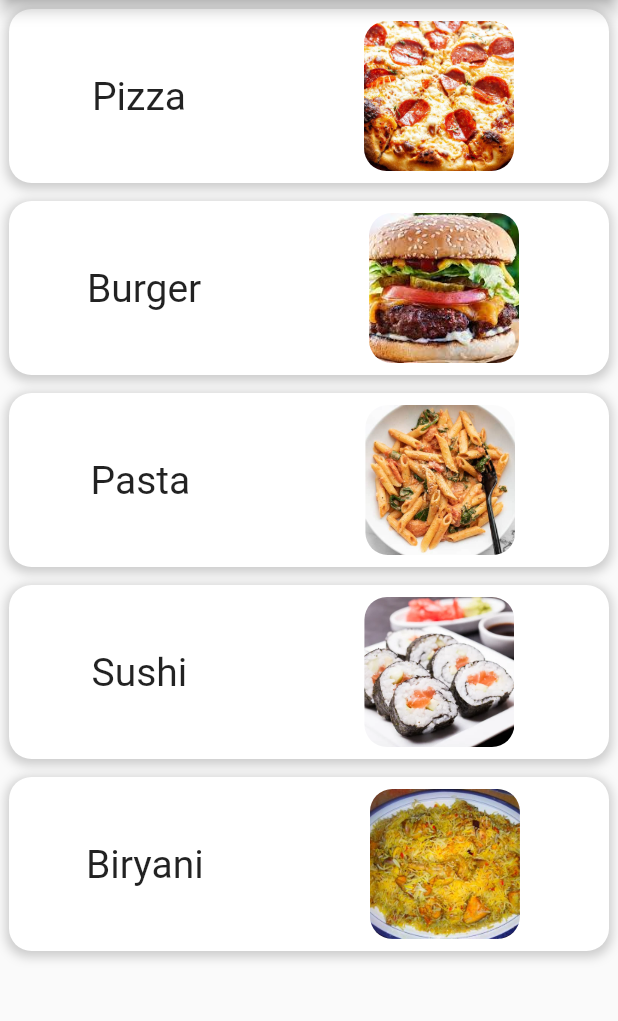
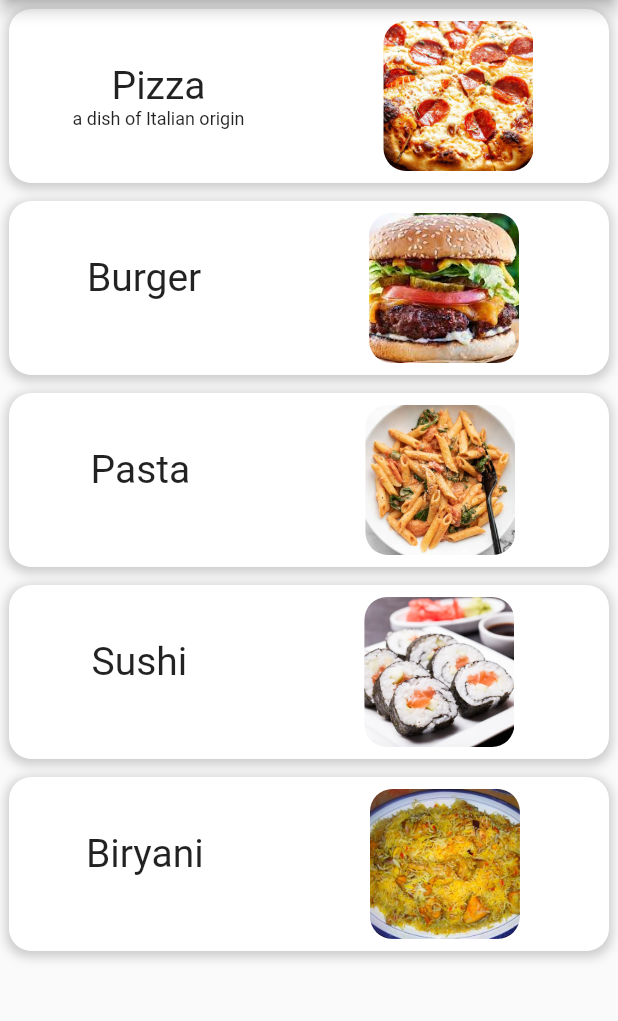
Before and after one commit to phalkandari/menu_app, a Flutter app: the screen it shows after launch, on a phone screen of 412 x 824 dp, the part 84-1105 px from its top. Run offline on Flutter 3.47's test engine with Material 2 defaults, Android fonts, the phone set to English and light mode, and no system bars.

Commit message:
Finished with the Zoom Lecture

```diff
--- a/lib/main.dart
+++ b/lib/main.dart
@@ -1,4 +1,7 @@
 import 'package:flutter/material.dart';
+import 'package:menu_app/models/food_model.dart';
+
+import 'widgets/food_card.dart';
 
 void main() {
   runApp(MyApp());
@@ -7,18 +10,16 @@ void main() {
 class MyApp extends StatelessWidget {
   MyApp({super.key});
 
-  final menu = {
-    "Pizza": "assets/pizza.jpg",
-    "Burger": "assets/burger.jpg",
-    "Pasta": "assets/pasta.jpg",
-    "Sushi": "assets/suchi.jpg",
-    "Biryani": "assets/biryani.jpg",
-  };
-
-  // List<Food> foods = [
-  //   Food(name: "Pizza", image: "assets/pizza.jpg"),
-  //   Food(name: "Burger", image: "assets/burger.jpg")
-  // ];
+  List<Food> foods = [
+    Food(
+        name: "Pizza",
+        image: "assets/pizza.jpg",
+        description: "a dish of Italian origin"),
+    Food(name: "Burger", image: "assets/burger.jpg"),
+    Food(name: "Pasta", image: "assets/pasta.jpg"),
+    Food(name: "Sushi", image: "assets/suchi.jpg"),
+    Food(name: "Biryani", image: "assets/biryani.jpg"),
+  ];
 
   @override
   Widget build(BuildContext context) {
@@ -33,70 +34,9 @@ class MyApp extends StatelessWidget {
           title: Text("Menu"),
         ),
         body: ListView(
-          children: menu.keys
-              .map((key) => FoodCard(name: key, url: menu[key]!))
-              .toList(),
+          children: foods.map((food) => FoodCard(food: food)).toList(),
         ),
       ),
     );
   }
 }
-
-class Food {
-  final String name;
-  final String image;
-
-  Food({
-    required this.name,
-    required this.image,
-  });
-}
-
-class FoodCard extends StatelessWidget {
-  final String name;
-  final String url;
-
-  FoodCard({required this.name, required this.url, super.key});
-
-  @override
-  Widget build(BuildContext context) {
-    return Container(
-      margin: EdgeInsets.all(6),
-      decoration: BoxDecoration(
-          borderRadius: BorderRadius.circular(15),
-          color: Colors.white,
-          boxShadow: [
-            BoxShadow(
-              color: Colors.grey.withOpacity(0.5),
-              spreadRadius: 2,
-              blurRadius: 5,
-              offset: Offset(0, 2),
-            ),
-          ]),
-      child: Row(
-        mainAxisAlignment: MainAxisAlignment.spaceAround,
-        children: [
-          Text(
-            name,
-            style: TextStyle(fontSize: 26),
-          ),
-          Padding(
-            padding: const EdgeInsets.all(8.0), //container not image
-            child: Container(
-              clipBehavior: Clip.antiAlias,
-              decoration: BoxDecoration(
-                borderRadius: BorderRadius.circular(15),
-              ),
-              child: Image.asset(
-                url,
-                height: 100,
-                width: 100,
-                fit: BoxFit.cover,
-              ),
-            ),
-          ),
-        ],
-      ),
-    );
-  }
-}
--- /dev/null
+++ b/lib/models/food_model.dart
@@ -0,0 +1,12 @@
+//class that describes an Object
+class Food {
+  final String name;
+  final String image;
+  final String? description; //nullable
+
+  Food({
+    required this.name,
+    required this.image,
+    this.description,
+  });
+}
--- /dev/null
+++ b/lib/widgets/food_card.dart
@@ -0,0 +1,59 @@
+//class that describes a Widget
+import 'package:flutter/material.dart';
+import 'package:menu_app/models/food_model.dart';
+
+class FoodCard extends StatelessWidget {
+  final Food food;
+
+  FoodCard({required this.food, super.key});
+
+  @override
+  Widget build(BuildContext context) {
+    return Container(
+      margin: EdgeInsets.all(6),
+      decoration: BoxDecoration(
+          borderRadius: BorderRadius.circular(15),
+          color: Colors.white,
+          boxShadow: [
+            BoxShadow(
+              color: Colors.grey.withOpacity(0.5),
+              spreadRadius: 2,
+              blurRadius: 5,
+              offset: Offset(0, 2),
+            ),
+          ]),
+      child: Row(
+        mainAxisAlignment: MainAxisAlignment.spaceAround,
+        children: [
+          Column(
+            children: [
+              Text(
+                food.name,
+                style: TextStyle(fontSize: 26),
+              ),
+              Text(
+                food.description ?? "", //null-aware
+                style: TextStyle(fontSize: 12),
+              )
+            ],
+          ),
+          Padding(
+            padding: const EdgeInsets.all(8.0), //container not image
+            child: Container(
+              clipBehavior: Clip.antiAlias,
+              decoration: BoxDecoration(
+                borderRadius: BorderRadius.circular(15),
+              ),
+              child: Image.asset(
+                food.image,
+                height: 100,
+                width: 100,
+                fit: BoxFit.cover,
+              ),
+            ),
+          ),
+        ],
+      ),
+    );
+  }
+}
```
